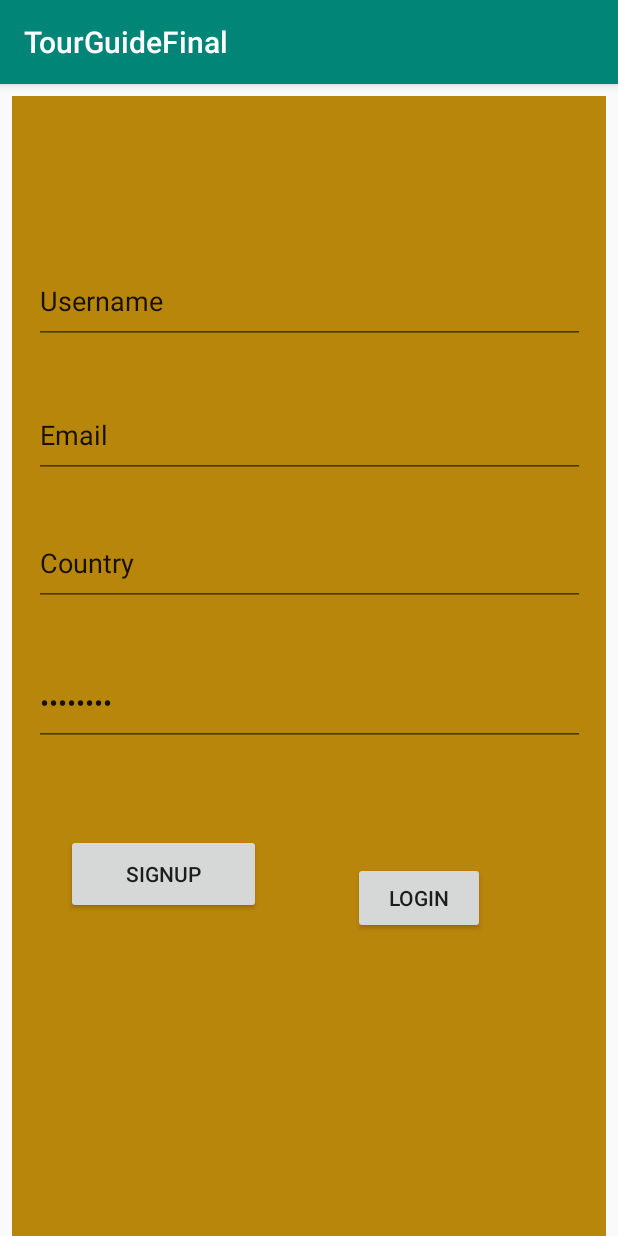
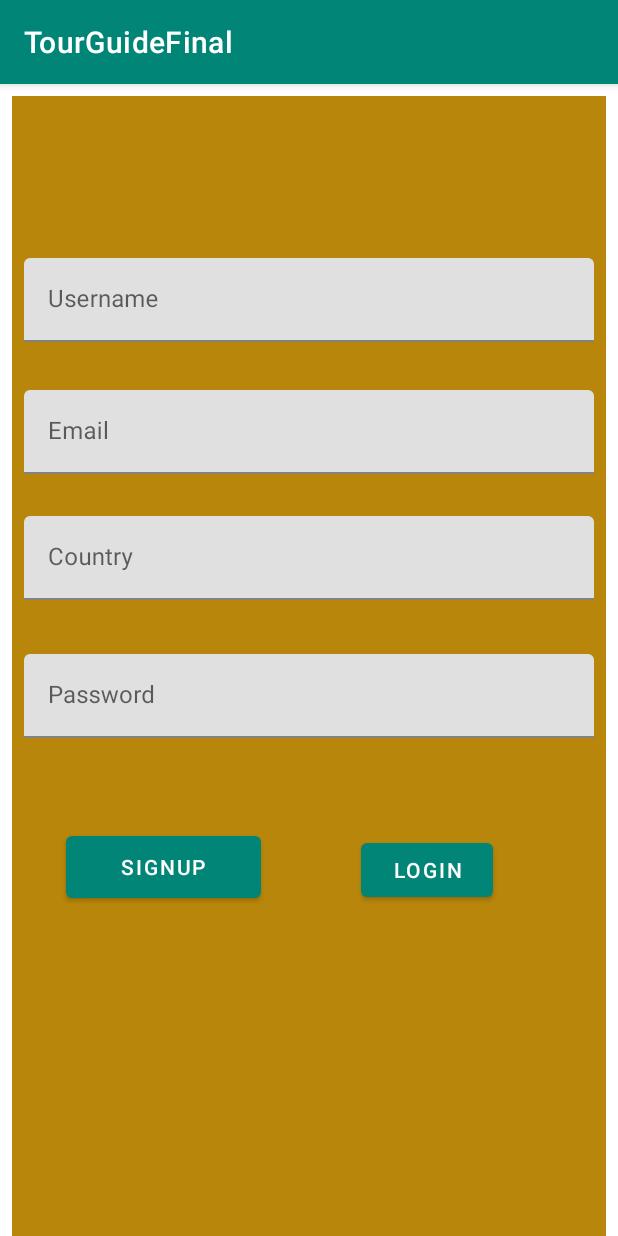
Before and after one commit to Nard-os/TourGuideFinal1, an Android app: the LoginFragment screen opened through its navigation route, on a phone screen of 412 x 824 dp. Run offline under Robolectric (Android 15) with nearby library versions, the phone set to English and light mode, and no system bars; our stand-ins replace Room's generated code, data binding.

Commit message:
Third Commit

```diff
--- a/app/build.gradle
+++ b/app/build.gradle
@@ -31,7 +31,7 @@ dependencies {
 
 
     def room_version = "2.2.0-alpha01" // 2.1.0 for latest stable version
-    def coroutines_version = "1.2.1"
+
     def arch_lifecycle_version = "2.1.0-alpha04"
     def androidx_arch_version = "2.0.0"
 
@@ -50,6 +50,7 @@ dependencies {
     // Test helpers
     testImplementation "androidx.room:room-testing:$room_version"
 
+
     implementation fileTree(dir: 'libs', include: ['*.jar'])
     implementation "org.jetbrains.kotlin:kotlin-stdlib-jdk7:$kotlin_version"
     implementation 'androidx.appcompat:appcompat:1.0.2'
--- a/app/src/main/java/com/example/tourguidefinal/Data/Profile.kt
+++ b/app/src/main/java/com/example/tourguidefinal/Data/Profile.kt
@@ -3,10 +3,13 @@ package com.example.tourguidefinal.Data
 import androidx.room.ColumnInfo
 import androidx.room.Entity
 import androidx.room.PrimaryKey
+import java.io.Serializable
 
 @Entity(tableName = "profiles")
 data class Profile (
     @PrimaryKey @ColumnInfo(name = "user_name") val user_name:String,
     @ColumnInfo(name = "name") val name: String,
     @ColumnInfo(name = "email") val email:Long,
+    @ColumnInfo(name="country")val country: String,
     @ColumnInfo(name = "password") val password:Long)
+    :Serializable
--- a/app/src/main/res/layout/fragment_home2.xml
+++ b/app/src/main/res/layout/fragment_home2.xml
@@ -11,8 +11,9 @@
         <androidx.constraintlayout.widget.ConstraintLayout
                 android:layout_width="391dp"
                 android:layout_height="match_parent">
-            <Button
-                    android:text="Country"
+            <com.google.android.material.button.MaterialButton
+                    android:text="@string/country"
+
                     android:layout_width="wrap_content"
                     android:layout_height="36dp"
                     android:id="@+id/country_button" android:layout_marginEnd="8dp" app:layout_constraintEnd_toEndOf="parent"
@@ -20,11 +21,12 @@
                     android:layout_marginLeft="8dp" android:layout_marginStart="8dp"
                     app:layout_constraintTop_toTopOf="parent" android:layout_marginBottom="8dp"
                     app:layout_constraintBottom_toBottomOf="parent"/>
-            <Button
-                    android:text="Login"
+            <com.google.android.material.button.MaterialButton
+                    android:text="@string/login"
                     android:layout_width="wrap_content"
                     android:layout_height="37dp"
-                    android:id="@+id/login_button" app:layout_constraintEnd_toEndOf="parent" android:layout_marginEnd="8dp"
+                    android:id="@+id/login_button" app:layout_constraintEnd_toEndOf="parent"
+                    android:layout_marginEnd="8dp"
                     android:layout_marginRight="8dp" app:layout_constraintStart_toStartOf="parent"
                     android:layout_marginLeft="8dp" android:layout_marginStart="8dp"
                     app:layout_constraintBottom_toBottomOf="parent" android:layout_marginTop="8dp"
--- a/app/src/main/res/layout/fragment_login.xml
+++ b/app/src/main/res/layout/fragment_login.xml
@@ -10,57 +10,68 @@
             android:layout_width="match_parent"
             android:layout_height="match_parent">
 
-        <EditText
-                android:layout_width="367dp"
-                android:layout_height="57dp"
+        <com.google.android.material.textfield.TextInputLayout
+                android:layout_width="match_parent"
+                android:layout_height="wrap_content"
                 android:inputType="textPersonName"
-                android:text="Username"
+                android:text="@string/username"
                 android:ems="10"
                 android:id="@+id/uname_edit"
                 android:hint="Username" android:layout_marginTop="108dp" app:layout_constraintTop_toTopOf="parent"
                 android:layout_marginEnd="8dp" app:layout_constraintEnd_toEndOf="parent"
                 android:layout_marginRight="8dp" android:layout_marginStart="8dp"
-                app:layout_constraintStart_toStartOf="parent" android:layout_marginLeft="8dp"/>
-        <Button
-                android:text="Signup"
-                android:layout_width="130dp"
-                android:layout_height="53dp"
-                android:id="@+id/signup_button" android:layout_marginTop="8dp"
-                app:layout_constraintTop_toBottomOf="@+id/password_edit" app:layout_constraintStart_toStartOf="parent"
-                android:layout_marginLeft="36dp" android:layout_marginStart="36dp" android:layout_marginBottom="8dp"
-                app:layout_constraintBottom_toBottomOf="parent" app:layout_constraintVertical_bias="0.196"/>
-        <EditText
-                android:layout_width="367dp"
-                android:layout_height="57dp"
-                android:inputType="textPersonName"
-                android:text="Country"
+                app:layout_constraintStart_toStartOf="parent" android:layout_marginLeft="8dp">
+                <com.google.android.material.textfield.TextInputEditText android:layout_width="match_parent"
+                                                                         android:layout_height="wrap_content"/>
+        </com.google.android.material.textfield.TextInputLayout>
+
+
+        <com.google.android.material.textfield.TextInputLayout
+                android:layout_width="match_parent"
+                android:layout_height="wrap_content"
                 android:ems="10"
+                android:text="@string/country"
                 android:id="@+id/country_edit" android:layout_marginTop="28dp"
                 app:layout_constraintTop_toBottomOf="@+id/email_edit" android:layout_marginStart="8dp"
                 app:layout_constraintStart_toStartOf="parent" android:layout_marginLeft="8dp"
                 android:layout_marginEnd="8dp" app:layout_constraintEnd_toEndOf="parent"
-                android:layout_marginRight="8dp"/>
-        <EditText
-                android:layout_width="367dp"
-                android:layout_height="57dp"
+                android:layout_marginRight="8dp">
+            <com.google.android.material.textfield.TextInputEditText
+                    android:layout_height="wrap_content"
+                    android:layout_width="match_parent" android:hint="Country"/>
+        </com.google.android.material.textfield.TextInputLayout>
+
+        <com.google.android.material.textfield.TextInputLayout
+                android:layout_width="match_parent"
+                android:layout_height="wrap_content"
                 android:inputType="textEmailAddress"
                 android:ems="10"
                 android:id="@+id/email_edit"
-                android:text="Email" android:layout_marginTop="32dp"
+                android:text="@string/email" android:layout_marginTop="32dp"
                 app:layout_constraintTop_toBottomOf="@+id/uname_edit" app:layout_constraintStart_toStartOf="parent"
                 android:layout_marginLeft="8dp" android:layout_marginStart="8dp" android:layout_marginEnd="8dp"
-                app:layout_constraintEnd_toEndOf="parent" android:layout_marginRight="8dp"/>
-        <EditText
-                android:layout_width="367dp"
-                android:layout_height="57dp"
+                app:layout_constraintEnd_toEndOf="parent" android:layout_marginRight="8dp">
+            <com.google.android.material.textfield.TextInputEditText android:layout_width="match_parent"
+                                                                     android:layout_height="wrap_content"
+                                                                     android:hint="Email"/>
+        </com.google.android.material.textfield.TextInputLayout>
+
+        <com.google.android.material.textfield.TextInputLayout
+                android:layout_width="match_parent"
+                android:layout_height="wrap_content"
                 android:inputType="textPassword"
                 android:ems="10"
                 android:id="@+id/password_edit"
-                android:text="Password" android:layout_marginTop="36dp"
+                android:text="@string/password" android:layout_marginTop="36dp"
                 app:layout_constraintTop_toBottomOf="@+id/country_edit" app:layout_constraintStart_toStartOf="parent"
                 android:layout_marginLeft="8dp" android:layout_marginStart="8dp" android:layout_marginEnd="8dp"
-                app:layout_constraintEnd_toEndOf="parent" android:layout_marginRight="8dp"/>
-        <Button
+                app:layout_constraintEnd_toEndOf="parent" android:layout_marginRight="8dp">
+
+            <com.google.android.material.textfield.TextInputEditText android:layout_width="match_parent"
+                                                                     android:layout_height="wrap_content"
+                                                                     android:hint="Password"/>
+        </com.google.android.material.textfield.TextInputLayout>
+        <com.google.android.material.button.MaterialButton
                 android:text="Login"
                 android:layout_width="wrap_content"
                 android:layout_height="wrap_content"
@@ -69,7 +80,17 @@
                 app:layout_constraintBottom_toBottomOf="parent" app:layout_constraintEnd_toEndOf="parent"
                 android:layout_marginEnd="8dp" android:layout_marginRight="8dp"
                 app:layout_constraintStart_toEndOf="@+id/signup_button" android:layout_marginLeft="8dp"
-                android:layout_marginStart="8dp" app:layout_constraintHorizontal_bias="0.425"
-                app:layout_constraintVertical_bias="0.264"/>
+                android:layout_marginStart="8dp" app:layout_constraintHorizontal_bias="0.468"
+                app:layout_constraintVertical_bias="0.209"/>
+
+        <com.google.android.material.button.MaterialButton
+                android:text="Signup"
+                android:layout_width="130dp"
+                android:layout_height="53dp"
+                android:id="@+id/signup_button" android:layout_marginTop="8dp"
+                app:layout_constraintTop_toBottomOf="@+id/password_edit" app:layout_constraintStart_toStartOf="parent"
+                android:layout_marginLeft="36dp" android:layout_marginStart="36dp" android:layout_marginBottom="8dp"
+                app:layout_constraintBottom_toBottomOf="parent" app:layout_constraintVertical_bias="0.196"/>
+
     </androidx.constraintlayout.widget.ConstraintLayout>
 </FrameLayout>
--- a/app/src/main/res/values/strings.xml
+++ b/app/src/main/res/values/strings.xml
@@ -3,4 +3,10 @@
 
     <!-- TODO: Remove or change this placeholder text -->
     <string name="hello_blank_fragment">Hello blank fragment</string>
+    <string name="login">login</string>
+    <string name="country">Country</string>
+    <string name="user_name">username</string>
+    <string name="username">Username</string>
+    <string name="email">Email</string>
+    <string name="password">Password</string>
 </resources>
--- a/app/src/main/res/values/styles.xml
+++ b/app/src/main/res/values/styles.xml
@@ -1,7 +1,7 @@
 <resources>
 
     <!-- Base application theme. -->
-    <style name="AppTheme" parent="Theme.AppCompat.Light.DarkActionBar">
+    <style name="AppTheme" parent="Theme.MaterialComponents.Light.DarkActionBar">
         <!-- Customize your theme here. -->
         <item name="colorPrimary">@color/colorPrimary</item>
         <item name="colorPrimaryDark">@color/colorPrimaryDark</item>
```
